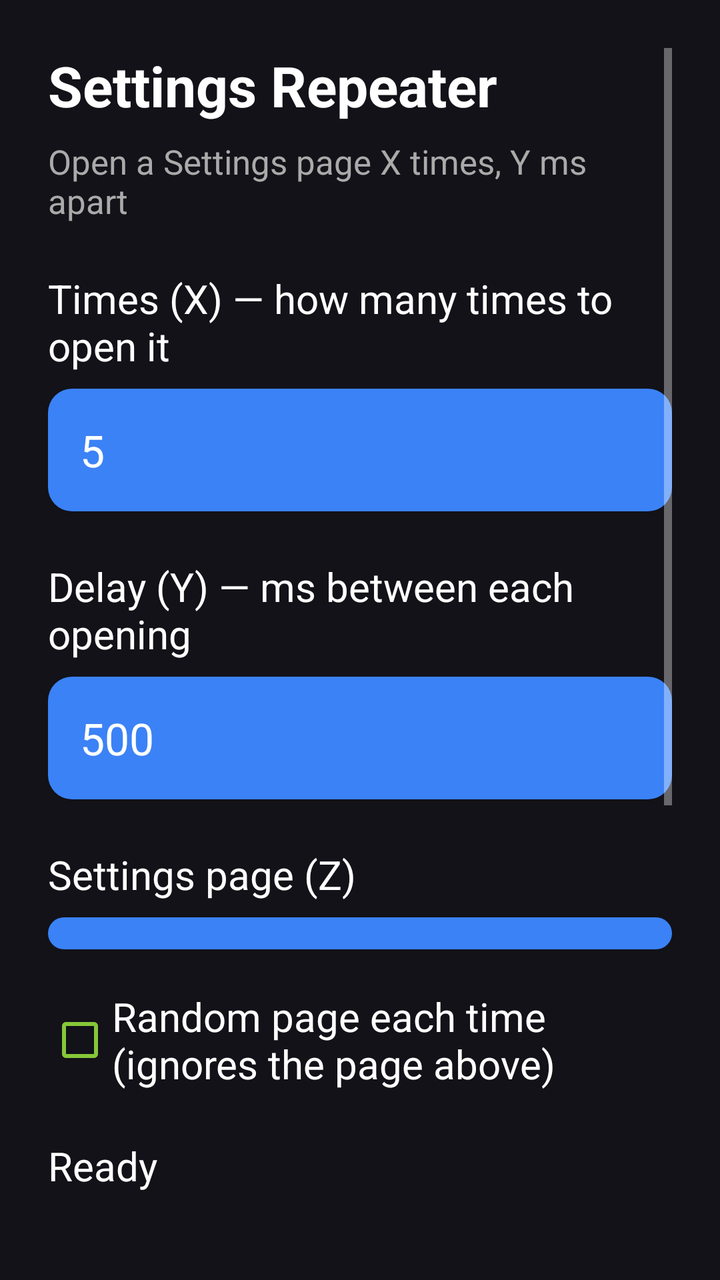
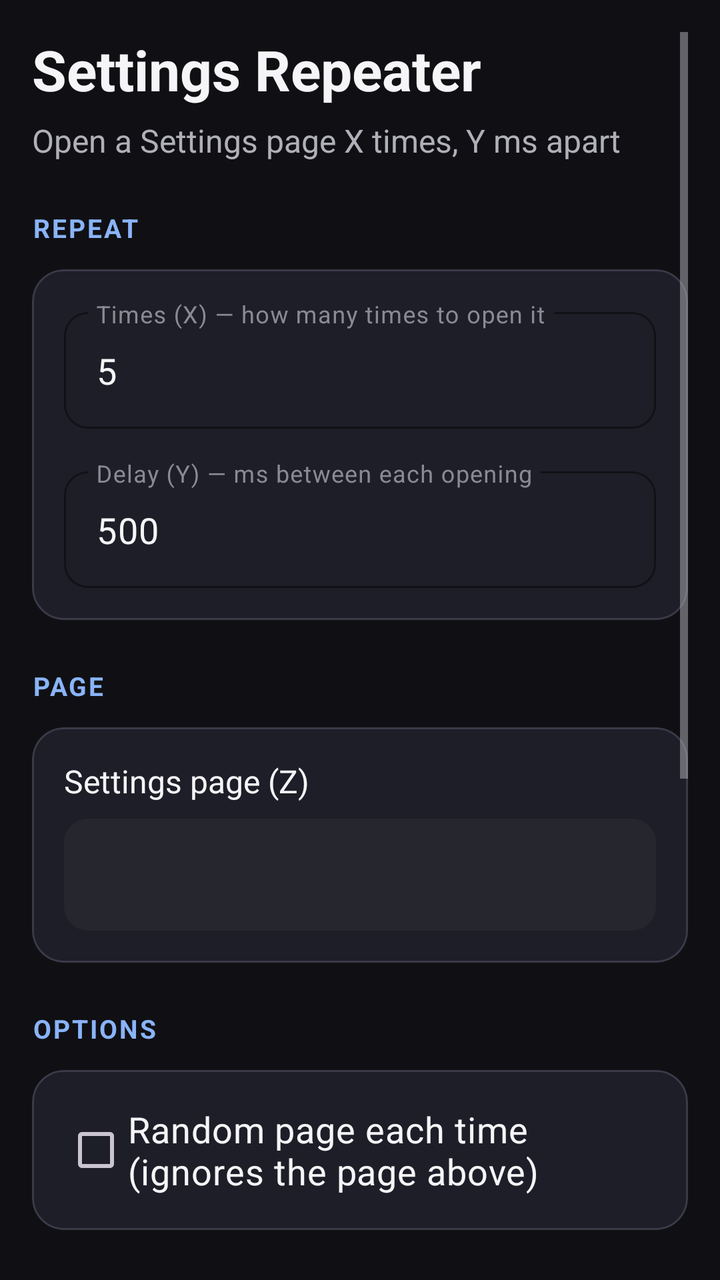

Screens rendered from an Android XML layout before and after an edit, with the pre-edit source and the edit as a unified diff.
<!-- AndroidManifest.xml: application theme Theme.SettingsRepeater -->
<!-- res/layout/activity_main.xml -->
<?xml version="1.0" encoding="utf-8"?>
<ScrollView xmlns:android="http://schemas.android.com/apk/res/android"
    android:layout_width="match_parent"
    android:layout_height="match_parent"
    android:background="#121218"
    android:padding="24dp">

    <LinearLayout
        android:layout_width="match_parent"
        android:layout_height="wrap_content"
        android:orientation="vertical">

        <TextView
            android:layout_width="wrap_content"
            android:layout_height="wrap_content"
            android:text="@string/app_name"
            android:textColor="#FFFFFF"
            android:textSize="28sp"
            android:textStyle="bold" />

        <TextView
            android:layout_width="wrap_content"
            android:layout_height="wrap_content"
            android:layout_marginTop="8dp"
            android:text="@string/app_tagline"
            android:textColor="#AAAAAA"
            android:textSize="17sp" />

        <TextView
            android:layout_width="wrap_content"
            android:layout_height="wrap_content"
            android:layout_marginTop="24dp"
            android:text="@string/times_label"
            android:textColor="#FFFFFF"
            android:textSize="20sp" />

        <EditText
            android:id="@+id/times_input"
            android:layout_width="match_parent"
            android:layout_height="wrap_content"
            android:layout_marginTop="8dp"
            android:background="@drawable/button_bg"
            android:hint="@string/times_hint"
            android:textColorHint="#888888"
            android:inputType="number"
            android:padding="16dp"
            android:text="5"
            android:textColor="#FFFFFF"
            android:textSize="22sp" />

        <TextView
            android:layout_width="wrap_content"
            android:layout_height="wrap_content"
            android:layout_marginTop="24dp"
            android:text="@string/delay_label"
            android:textColor="#FFFFFF"
            android:textSize="20sp" />

        <EditText
            android:id="@+id/delay_input"
            android:layout_width="match_parent"
            android:layout_height="wrap_content"
            android:layout_marginTop="8dp"
            android:background="@drawable/button_bg"
            android:hint="@string/delay_hint"
            android:textColorHint="#888888"
            android:inputType="number"
            android:padding="16dp"
            android:text="500"
            android:textColor="#FFFFFF"
            android:textSize="22sp" />

        <TextView
            android:layout_width="wrap_content"
            android:layout_height="wrap_content"
            android:layout_marginTop="24dp"
            android:text="@string/page_label"
            android:textColor="#FFFFFF"
            android:textSize="20sp" />

        <Spinner
            android:id="@+id/page_spinner"
            android:layout_width="match_parent"
            android:layout_height="wrap_content"
            android:layout_marginTop="8dp"
            android:background="@drawable/button_bg"
            android:padding="8dp" />

        <EditText
            android:id="@+id/custom_input"
            android:layout_width="match_parent"
            android:layout_height="wrap_content"
            android:layout_marginTop="16dp"
            android:background="@drawable/button_bg"
            android:hint="@string/custom_hint"
            android:textColorHint="#888888"
            android:inputType="textNoSuggestions"
            android:padding="16dp"
            android:textColor="#FFFFFF"
            android:textSize="20sp"
            android:visibility="gone" />

        <CheckBox
            android:id="@+id/random_checkbox"
            android:layout_width="wrap_content"
            android:layout_height="wrap_content"
            android:layout_marginTop="20dp"
            android:buttonTint="#86C739"
            android:text="@string/random_label"
            android:textColor="#FFFFFF"
            android:textSize="20sp" />

        <CheckBox
            android:id="@+id/root_checkbox"
            android:layout_width="wrap_content"
            android:layout_height="wrap_content"
            android:layout_marginTop="12dp"
            android:buttonTint="#86C739"
            android:text="@string/root_label"
            android:textColor="#FFFFFF"
            android:textSize="20sp"
            android:visibility="gone" />

        <TextView
            android:id="@+id/status_text"
            android:layout_width="wrap_content"
            android:layout_height="wrap_content"
            android:layout_marginTop="24dp"
            android:text="@string/status_ready"
            android:textColor="#FFFFFF"
            android:textSize="20sp" />

        <Button
            android:id="@+id/start_button"
            android:layout_width="match_parent"
            android:layout_height="wrap_content"
            android:layout_marginTop="24dp"
            android:background="@drawable/button_bg"
            android:paddingTop="16dp"
            android:paddingBottom="16dp"
            android:text="@string/start_button"
            android:textColor="#FFFFFF"
            android:textSize="22sp" />

        <Button
            android:id="@+id/stop_button"
            android:layout_width="match_parent"
            android:layout_height="wrap_content"
            android:layout_marginTop="16dp"
            android:background="@drawable/button_bg"
            android:paddingTop="16dp"
            android:paddingBottom="16dp"
            android:text="@string/stop_button"
            android:textColor="#FFFFFF"
            android:textSize="22sp" />

        <Button
            android:id="@+id/admin_button"
            android:layout_width="match_parent"
            android:layout_height="wrap_content"
            android:layout_marginTop="16dp"
            android:background="@drawable/button_bg"
            android:paddingTop="16dp"
            android:paddingBottom="16dp"
            android:text="@string/admin_button"
            android:textColor="#FFFFFF"
            android:textSize="22sp" />

        <TextView
            android:layout_width="wrap_content"
            android:layout_height="wrap_content"
            android:layout_marginTop="24dp"
            android:text="@string/note"
            android:textColor="#AAAAAA"
            android:textSize="17sp" />

    </LinearLayout>

</ScrollView>
<!-- resources referenced by this layout -->
<resources>
  <!-- drawable button_bg (drawable) -->
  <?xml version="1.0" encoding="utf-8"?>
  <shape xmlns:android="http://schemas.android.com/apk/res/android"
      android:shape="rectangle">
      <corners android:radius="12dp" />
      <solid android:color="#3B82F6" />
  </shape>
  <string name="delay_hint">e.g. 500</string>
  <string name="times_hint">e.g. 5</string>
  <style name="Theme.SettingsRepeater" parent="Theme.AppCompat.NoActionBar">
          <item name="android:windowBackground">#121218</item>
      </style>
  <!-- unchanged entries left out for length: 13 -->
</resources>

<!-- the commit's change to res/layout/activity_main.xml (unified diff, before → after) -->
@@ -1,178 +1,252 @@
 <?xml version="1.0" encoding="utf-8"?>
 <ScrollView xmlns:android="http://schemas.android.com/apk/res/android"
+    xmlns:app="http://schemas.android.com/apk/res-auto"
     android:layout_width="match_parent"
     android:layout_height="match_parent"
-    android:background="#121218"
-    android:padding="24dp">
+    android:background="@color/ra_background"
+    android:padding="16dp">
 
     <LinearLayout
         android:layout_width="match_parent"
         android:layout_height="wrap_content"
-        android:orientation="vertical">
-
-        <TextView
-            android:layout_width="wrap_content"
-            android:layout_height="wrap_content"
-            android:text="@string/app_name"
-            android:textColor="#FFFFFF"
-            android:textSize="28sp"
-            android:textStyle="bold" />
-
-        <TextView
-            android:layout_width="wrap_content"
-            android:layout_height="wrap_content"
-            android:layout_marginTop="8dp"
-            android:text="@string/app_tagline"
-            android:textColor="#AAAAAA"
-            android:textSize="17sp" />
-
-        <TextView
-            android:layout_width="wrap_content"
-            android:layout_height="wrap_content"
-            android:layout_marginTop="24dp"
-            android:text="@string/times_label"
-            android:textColor="#FFFFFF"
-            android:textSize="20sp" />
-
-        <EditText
-            android:id="@+id/times_input"
-            android:layout_width="match_parent"
-            android:layout_height="wrap_content"
-            android:layout_marginTop="8dp"
-            android:background="@drawable/button_bg"
-            android:hint="@string/times_hint"
-            android:textColorHint="#888888"
-            android:inputType="number"
-            android:padding="16dp"
-            android:text="5"
-            android:textColor="#FFFFFF"
-            android:textSize="22sp" />
-
-        <TextView
-            android:layout_width="wrap_content"
-            android:layout_height="wrap_content"
-            android:layout_marginTop="24dp"
-            android:text="@string/delay_label"
-            android:textColor="#FFFFFF"
-            android:textSize="20sp" />
-
-        <EditText
-            android:id="@+id/delay_input"
-            android:layout_width="match_parent"
-            android:layout_height="wrap_content"
-            android:layout_marginTop="8dp"
-            android:background="@drawable/button_bg"
-            android:hint="@string/delay_hint"
-            android:textColorHint="#888888"
-            android:inputType="number"
-            android:padding="16dp"
-            android:text="500"
-            android:textColor="#FFFFFF"
-            android:textSize="22sp" />
-
-        <TextView
-            android:layout_width="wrap_content"
-            android:layout_height="wrap_content"
-            android:layout_marginTop="24dp"
-            android:text="@string/page_label"
-            android:textColor="#FFFFFF"
-            android:textSize="20sp" />
-
-        <Spinner
-            android:id="@+id/page_spinner"
-            android:layout_width="match_parent"
-            android:layout_height="wrap_content"
-            android:layout_marginTop="8dp"
-            android:background="@drawable/button_bg"
-            android:padding="8dp" />
-
-        <EditText
-            android:id="@+id/custom_input"
-            android:layout_width="match_parent"
-            android:layout_height="wrap_content"
-            android:layout_marginTop="16dp"
-            android:background="@drawable/button_bg"
-            android:hint="@string/custom_hint"
-            android:textColorHint="#888888"
-            android:inputType="textNoSuggestions"
-            android:padding="16dp"
-            android:textColor="#FFFFFF"
-            android:textSize="20sp"
-            android:visibility="gone" />
-
-        <CheckBox
-            android:id="@+id/random_checkbox"
-            android:layout_width="wrap_content"
-            android:layout_height="wrap_content"
-            android:layout_marginTop="20dp"
-            android:buttonTint="#86C739"
-            android:text="@string/random_label"
-            android:textColor="#FFFFFF"
-            android:textSize="20sp" />
-
-        <CheckBox
-            android:id="@+id/root_checkbox"
-            android:layout_width="wrap_content"
-            android:layout_height="wrap_content"
-            android:layout_marginTop="12dp"
-            android:buttonTint="#86C739"
-            android:text="@string/root_label"
-            android:textColor="#FFFFFF"
-            android:textSize="20sp"
-            android:visibility="gone" />
-
-        <TextView
-            android:id="@+id/status_text"
-            android:layout_width="wrap_content"
-            android:layout_height="wrap_content"
-            android:layout_marginTop="24dp"
-            android:text="@string/status_ready"
-            android:textColor="#FFFFFF"
-            android:textSize="20sp" />
-
+        android:orientation="vertical"
+        android:paddingBottom="24dp">
+
+        <TextView
+            style="@style/Ra.Text.Title"
+            android:layout_width="wrap_content"
+            android:layout_height="wrap_content"
+            android:text="@string/app_name" />
+
+        <TextView
+            style="@style/Ra.Text.Tagline"
+            android:layout_width="wrap_content"
+            android:layout_height="wrap_content"
+            android:layout_marginTop="6dp"
+            android:text="@string/app_tagline" />
+
+        
+        <TextView
+            style="@style/Ra.Text.SectionLabel"
+            android:layout_width="wrap_content"
+            android:layout_height="wrap_content"
+            android:layout_marginTop="24dp"
+            android:text="@string/section_repeat" />
+
+        <com.google.android.material.card.MaterialCardView
+            android:layout_width="match_parent"
+            android:layout_height="wrap_content"
+            android:layout_marginTop="12dp"
+            app:cardBackgroundColor="@color/ra_surface"
+            app:cardCornerRadius="16dp"
+            app:cardElevation="0dp"
+            app:contentPadding="16dp"
+            app:strokeColor="@color/ra_outline"
+            app:strokeWidth="1dp">
+
+            <LinearLayout
+                android:layout_width="match_parent"
+                android:layout_height="wrap_content"
+                android:orientation="vertical">
+
+                <com.google.android.material.textfield.TextInputLayout
+                    style="@style/Ra.Input"
+                    android:layout_width="match_parent"
+                    android:layout_height="wrap_content"
+                    android:hint="@string/times_label">
+
+                    <com.google.android.material.textfield.TextInputEditText
+                        android:id="@+id/times_input"
+                        android:layout_width="match_parent"
+                        android:layout_height="wrap_content"
+                        android:inputType="number"
+                        android:text="5"
+                        android:textColor="@color/ra_text_primary"
+                        android:textSize="18sp" />
+
+                </com.google.android.material.textfield.TextInputLayout>
+
+                <com.google.android.material.textfield.TextInputLayout
+                    style="@style/Ra.Input"
+                    android:layout_width="match_parent"
+                    android:layout_height="wrap_content"
+                    android:layout_marginTop="16dp"
+                    android:hint="@string/delay_label">
+
+                    <com.google.android.material.textfield.TextInputEditText
+                        android:id="@+id/delay_input"
+                        android:layout_width="match_parent"
+                        android:layout_height="wrap_content"
+                        android:inputType="number"
+                        android:text="500"
+                        android:textColor="@color/ra_text_primary"
+                        android:textSize="18sp" />
+
+                </com.google.android.material.textfield.TextInputLayout>
+
+            </LinearLayout>
+
+        </com.google.android.material.card.MaterialCardView>
+
+        
+        <TextView
+            style="@style/Ra.Text.SectionLabel"
+            android:layout_width="wrap_content"
+            android:layout_height="wrap_content"
+            android:layout_marginTop="24dp"
+            android:text="@string/section_page" />
+
+        <com.google.android.material.card.MaterialCardView
+            android:layout_width="match_parent"
+            android:layout_height="wrap_content"
+            android:layout_marginTop="12dp"
+            app:cardBackgroundColor="@color/ra_surface"
+            app:cardCornerRadius="16dp"
+            app:cardElevation="0dp"
+            app:contentPadding="16dp"
+            app:strokeColor="@color/ra_outline"
+            app:strokeWidth="1dp">
+
+            <LinearLayout
+                android:layout_width="match_parent"
+                android:layout_height="wrap_content"
+                android:orientation="vertical">
+
+                <TextView
+                    style="@style/Ra.Text.FieldLabel"
+                    android:layout_width="wrap_content"
+                    android:layout_height="wrap_content"
+                    android:text="@string/page_label" />
+
+                <Spinner
+                    android:id="@+id/page_spinner"
+                    android:layout_width="match_parent"
+                    android:layout_height="56dp"
+                    android:layout_marginTop="8dp"
+                    android:background="@drawable/ra_input_bg"
+                    android:paddingStart="16dp"
+                    android:paddingEnd="8dp" />
+
+                <com.google.android.material.textfield.TextInputLayout
+                    android:id="@+id/custom_input_layout"
+                    style="@style/Ra.Input"
+                    android:layout_width="match_parent"
+                    android:layout_height="wrap_content"
+                    android:layout_marginTop="16dp"
+                    android:hint="@string/custom_hint"
+                    android:visibility="gone">
+
+                    <com.google.android.material.textfield.TextInputEditText
+                        android:id="@+id/custom_input"
+                        android:layout_width="match_parent"
+                        android:layout_height="wrap_content"
+                        android:inputType="textNoSuggestions"
+                        android:textColor="@color/ra_text_primary"
+                        android:textSize="18sp" />
+
+                </com.google.android.material.textfield.TextInputLayout>
+
+            </LinearLayout>
+
+        </com.google.android.material.card.MaterialCardView>
+
+        
+        <TextView
+            style="@style/Ra.Text.SectionLabel"
+            android:layout_width="wrap_content"
+            android:layout_height="wrap_content"
+            android:layout_marginTop="24dp"
+            android:text="@string/section_options" />
+
+        <com.google.android.material.card.MaterialCardView
+            android:layout_width="match_parent"
+            android:layout_height="wrap_content"
+            android:layout_marginTop="12dp"
+            app:cardBackgroundColor="@color/ra_surface"
+            app:cardCornerRadius="16dp"
+            app:cardElevation="0dp"
+            app:contentPadding="16dp"
+            app:strokeColor="@color/ra_outline"
+            app:strokeWidth="1dp">
+
+            <LinearLayout
+                android:layout_width="match_parent"
+                android:layout_height="wrap_content"
+                android:orientation="vertical">
+
+                <CheckBox
+                    android:id="@+id/random_checkbox"
+                    android:layout_width="match_parent"
+                    android:layout_height="48dp"
+                    android:text="@string/random_label"
+                    android:textColor="@color/ra_text_primary"
+                    android:textSize="18sp" />
+
+                <CheckBox
+                    android:id="@+id/root_checkbox"
+                    android:layout_width="match_parent"
+                    android:layout_height="48dp"
+                    android:text="@string/root_label"
+                    android:textColor="@color/ra_text_primary"
+                    android:textSize="18sp"
+                    android:visibility="gone" />
+
+            </LinearLayout>
+
+        </com.google.android.material.card.MaterialCardView>
+
+        
+        <com.google.android.material.card.MaterialCardView
+            android:layout_width="match_parent"
+            android:layout_height="wrap_content"
+            android:layout_marginTop="24dp"
+            app:cardBackgroundColor="@color/ra_surface"
+            app:cardCornerRadius="16dp"
+            app:cardElevation="0dp"
+            app:contentPadding="16dp"
+            app:strokeColor="@color/ra_outline"
+            app:strokeWidth="1dp">
+
+            <TextView
+                android:id="@+id/status_text"
+                style="@style/Ra.Text.Status"
+                android:layout_width="match_parent"
+                android:layout_height="wrap_content"
+                android:text="@string/status_ready" />
+
+        </com.google.android.material.card.MaterialCardView>
+
+        
         <Button
             android:id="@+id/start_button"
-            android:layout_width="match_parent"
-            android:layout_height="wrap_content"
-            android:layout_marginTop="24dp"
-            android:background="@drawable/button_bg"
-            android:paddingTop="16dp"
-            android:paddingBottom="16dp"
-            android:text="@string/start_button"
-            android:textColor="#FFFFFF"
-            android:textSize="22sp" />
+            style="@style/Ra.Button.Primary"
+            android:layout_width="match_parent"
+            android:layout_height="wrap_content"
+            android:layout_marginTop="24dp"
+            android:text="@string/start_button" />
 
         <Button
             android:id="@+id/stop_button"
-            android:layout_width="match_parent"
-            android:layout_height="wrap_content"
-            android:layout_marginTop="16dp"
-            android:background="@drawable/button_bg"
-            android:paddingTop="16dp"
-            android:paddingBottom="16dp"
-            android:text="@string/stop_button"
-            android:textColor="#FFFFFF"
-            android:textSize="22sp" />
+            style="@style/Ra.Button.Secondary"
+            android:layout_width="match_parent"
+            android:layout_height="wrap_content"
+            android:layout_marginTop="12dp"
+            android:text="@string/stop_button" />
 
         <Button
             android:id="@+id/admin_button"
-            android:layout_width="match_parent"
-            android:layout_height="wrap_content"
-            android:layout_marginTop="16dp"
-            android:background="@drawable/button_bg"
-            android:paddingTop="16dp"
-            android:paddingBottom="16dp"
-            android:text="@string/admin_button"
-            android:textColor="#FFFFFF"
-            android:textSize="22sp" />
-
-        <TextView
-            android:layout_width="wrap_content"
-            android:layout_height="wrap_content"
-            android:layout_marginTop="24dp"
-            android:text="@string/note"
-            android:textColor="#AAAAAA"
-            android:textSize="17sp" />
+            style="@style/Ra.Button.Tonal"
+            android:layout_width="match_parent"
+            android:layout_height="wrap_content"
+            android:layout_marginTop="12dp"
+            android:text="@string/admin_button" />
+
+        <TextView
+            style="@style/Ra.Text.Note"
+            android:layout_width="wrap_content"
+            android:layout_height="wrap_content"
+            android:layout_marginTop="24dp"
+            android:text="@string/note" />
 
     </LinearLayout>
 
<!-- resource entries referenced after the edit -->
@@ -1,17 +1,98 @@
 <!-- resources referenced by this layout -->
 <resources>
-  <!-- drawable button_bg (drawable) -->
+  <color name="ra_background">#101014</color>
+  <color name="ra_outline">#3A3A48</color>
+  <color name="ra_surface">#1E1E28</color>
+  <color name="ra_text_primary">#F5F5F7</color>
+  <!-- drawable ra_input_bg (drawable) -->
   <?xml version="1.0" encoding="utf-8"?>
   <shape xmlns:android="http://schemas.android.com/apk/res/android"
       android:shape="rectangle">
       <corners android:radius="12dp" />
-      <solid android:color="#3B82F6" />
+      <solid android:color="@color/ra_surface_variant" />
   </shape>
-  <string name="delay_hint">e.g. 500</string>
-  <string name="times_hint">e.g. 5</string>
-  <style name="Theme.SettingsRepeater" parent="Theme.AppCompat.NoActionBar">
-          <item name="android:windowBackground">#121218</item>
+  <string name="section_options">Options</string>
+  <string name="section_page">Page</string>
+  <string name="section_repeat">Repeat</string>
+  <style name="Ra.Button.Primary" parent="Widget.Material3.Button">
+          <item name="android:minHeight">56dp</item>
+          <item name="android:textSize">18sp</item>
+          <item name="android:textStyle">bold</item>
+          <item name="android:textColor">@color/ra_on_primary</item>
+          <item name="backgroundTint">@color/ra_primary</item>
+          <item name="cornerRadius">14dp</item>
+          <item name="android:textAllCaps">false</item>
       </style>
+  <style name="Ra.Button.Secondary" parent="Widget.Material3.Button.OutlinedButton">
+          <item name="android:minHeight">56dp</item>
+          <item name="android:textSize">18sp</item>
+          <item name="android:textColor">@color/ra_primary_light</item>
+          <item name="strokeColor">@color/ra_outline</item>
+          <item name="cornerRadius">14dp</item>
+          <item name="android:textAllCaps">false</item>
+      </style>
+  <style name="Ra.Button.Tonal" parent="Widget.Material3.Button.TonalButton">
+          <item name="android:minHeight">56dp</item>
+          <item name="android:textSize">18sp</item>
+          <item name="android:textColor">@color/ra_text_primary</item>
+          <item name="cornerRadius">14dp</item>
+          <item name="android:textAllCaps">false</item>
+      </style>
+  <style name="Ra.Input" parent="Widget.Material3.TextInputLayout.OutlinedBox">
+          <item name="boxStrokeColor">@color/ra_outline</item>
+          <item name="boxStrokeWidth">1dp</item>
+          <item name="hintTextColor">@color/ra_primary_light</item>
+          <item name="android:textColorHint">@color/ra_text_hint</item>
+          <item name="boxCornerRadiusTopStart">12dp</item>
+          <item name="boxCornerRadiusTopEnd">12dp</item>
+          <item name="boxCornerRadiusBottomStart">12dp</item>
+          <item name="boxCornerRadiusBottomEnd">12dp</item>
+      </style>
+  <style name="Ra.Text.FieldLabel">
+          <item name="android:textSize">16sp</item>
+          <item name="android:textColor">@color/ra_text_primary</item>
+      </style>
+  <style name="Ra.Text.Note">
+          <item name="android:textSize">14sp</item>
+          <item name="android:textColor">@color/ra_text_secondary</item>
+      </style>
+  <style name="Ra.Text.SectionLabel">
+          <item name="android:textSize">13sp</item>
+          <item name="android:textStyle">bold</item>
+          <item name="android:textColor">@color/ra_primary_light</item>
+          <item name="android:letterSpacing">0.08</item>
+          <item name="android:textAllCaps">true</item>
+      </style>
+  <style name="Ra.Text.Status">
+          <item name="android:textSize">17sp</item>
+          <item name="android:textColor">@color/ra_text_primary</item>
+      </style>
+  <style name="Ra.Text.Tagline">
+          <item name="android:textSize">16sp</item>
+          <item name="android:textColor">@color/ra_text_secondary</item>
+      </style>
+  <style name="Ra.Text.Title">
+          <item name="android:textSize">28sp</item>
+          <item name="android:textStyle">bold</item>
+          <item name="android:textColor">@color/ra_text_primary</item>
+      </style>
+  <style name="Theme.SettingsRepeater" parent="Theme.Material3.Dark.NoActionBar">
+          <item name="colorPrimary">@color/ra_primary</item>
+          <item name="colorOnPrimary">@color/ra_on_primary</item>
+          <item name="colorSecondary">@color/ra_primary_light</item>
+          <item name="colorSurface">@color/ra_surface</item>
+          <item name="colorOnSurface">@color/ra_text_primary</item>
+          <item name="android:colorBackground">@color/ra_background</item>
+          <item name="android:windowBackground">@color/ra_background</item>
+          <item name="android:textColorPrimary">@color/ra_text_primary</item>
+          <item name="android:textColorSecondary">@color/ra_text_secondary</item>
+      </style>
+  <color name="ra_surface_variant">#26262F</color>
+  <color name="ra_on_primary">#FFFFFF</color>
+  <color name="ra_primary">#3B82F6</color>
+  <color name="ra_primary_light">#8AB4F8</color>
+  <color name="ra_text_hint">#8A8A94</color>
+  <color name="ra_text_secondary">#B0B0B8</color>
   <!-- unchanged entries left out for length: 13 -->
 </resources>
 
